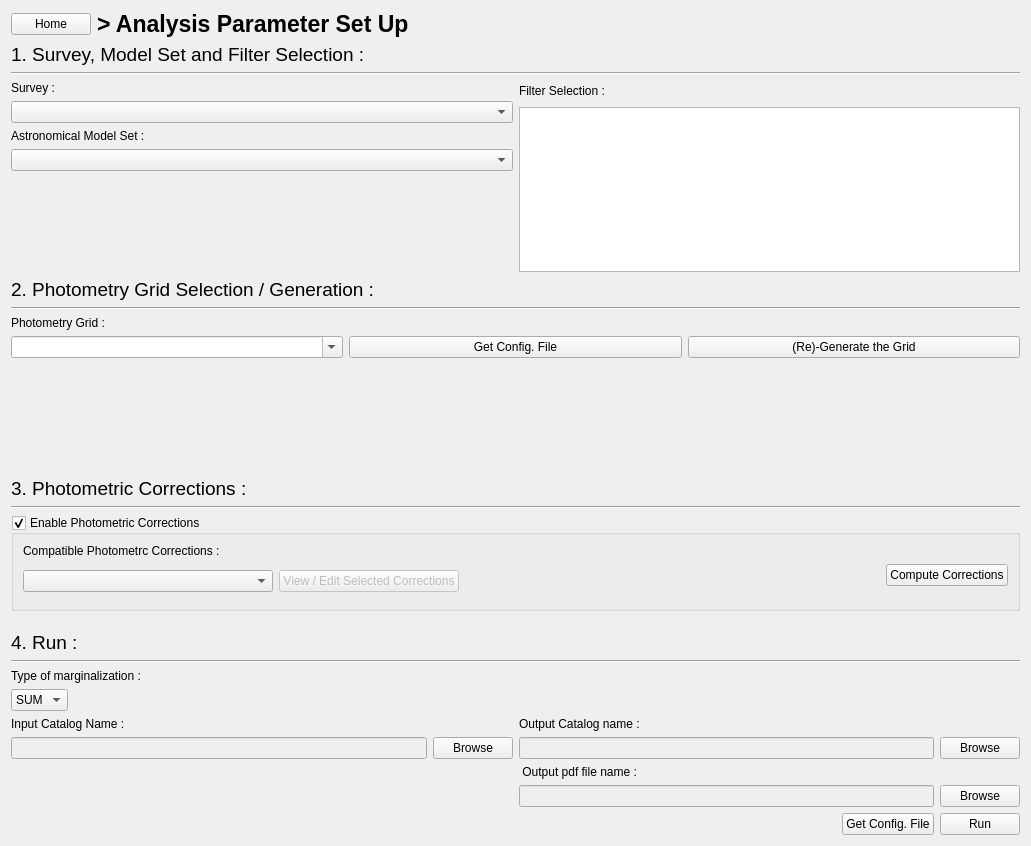
This is PhzQtUI/auxdir/PhzQtUI/FormAnalysis.ui in astrorama/Phosphoros as Qt 5 draws it before an edit. The edited form follows.
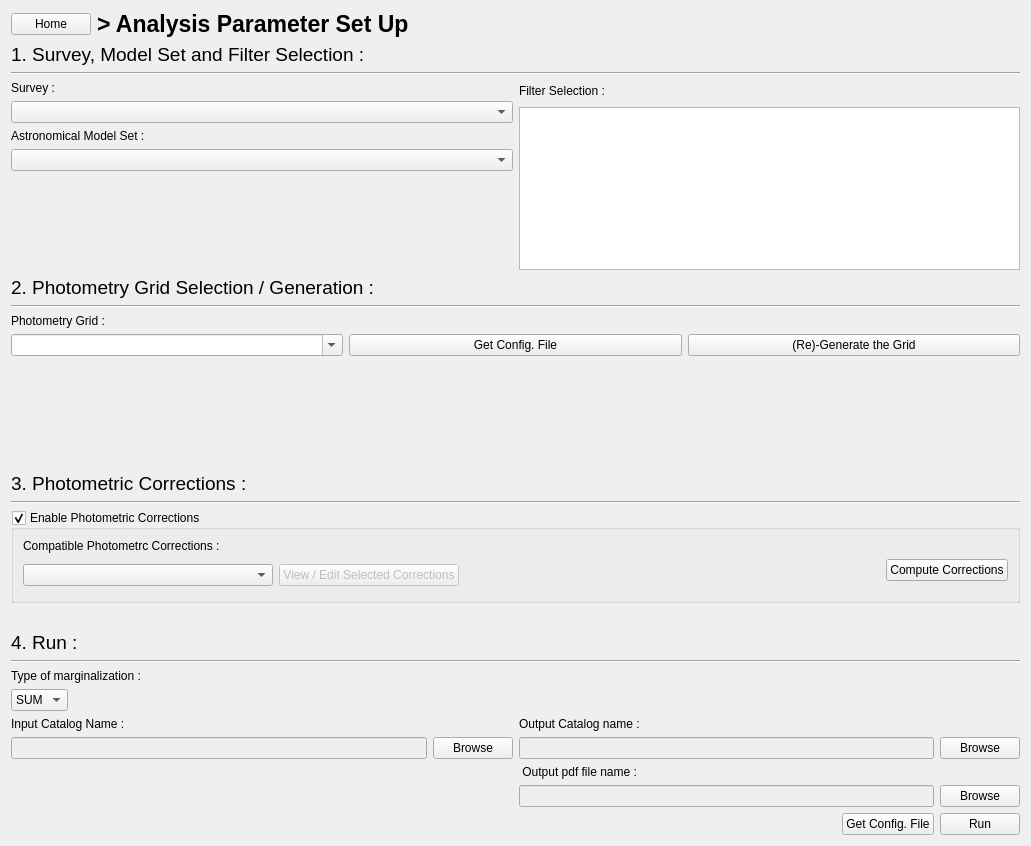
This is the edited form.

Diff of the .ui file:
```diff
--- a/PhzQtUI/auxdir/PhzQtUI/FormAnalysis.ui
+++ b/PhzQtUI/auxdir/PhzQtUI/FormAnalysis.ui
@@ -409,6 +409,19 @@
      </property>
     </spacer>
    </item>
+   <item>
+    <spacer name="verticalSpacer_7">
+     <property name="orientation">
+      <enum>Qt::Vertical</enum>
+     </property>
+     <property name="sizeHint" stdset="0">
+      <size>
+       <width>20</width>
+       <height>40</height>
+      </size>
+     </property>
+    </spacer>
+   </item>
    <item>
     <widget class="QLabel" name="label_25">
      <property name="font">
```
Left out of the diff: 9 changed lines with no effect on the pictures.
